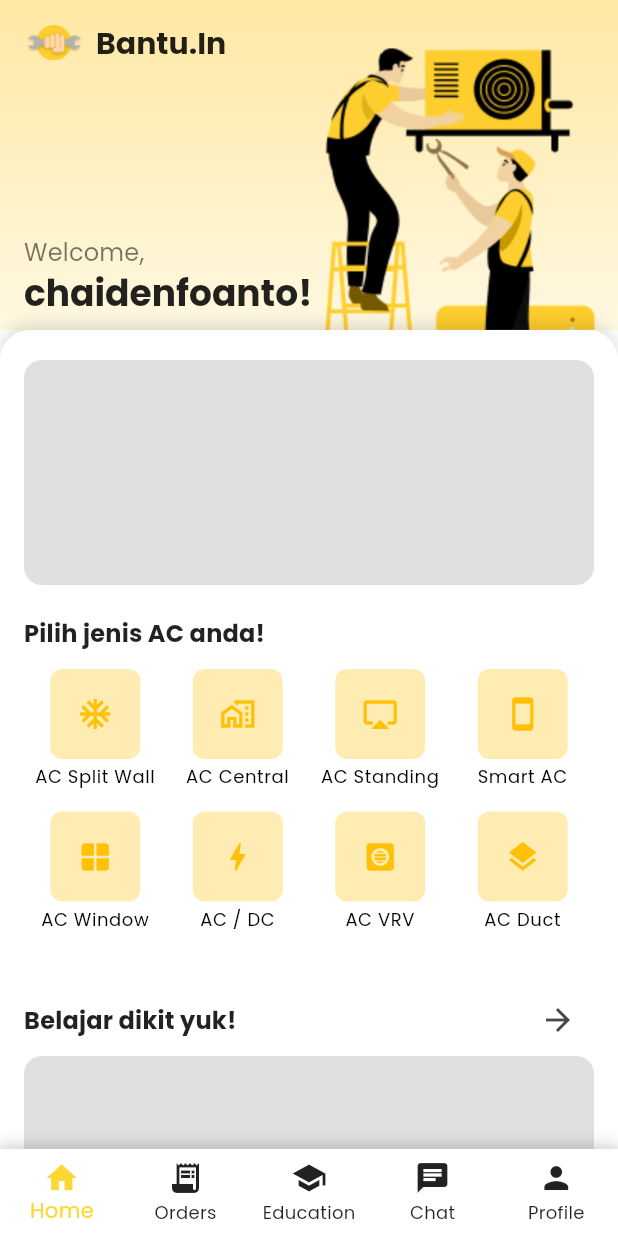
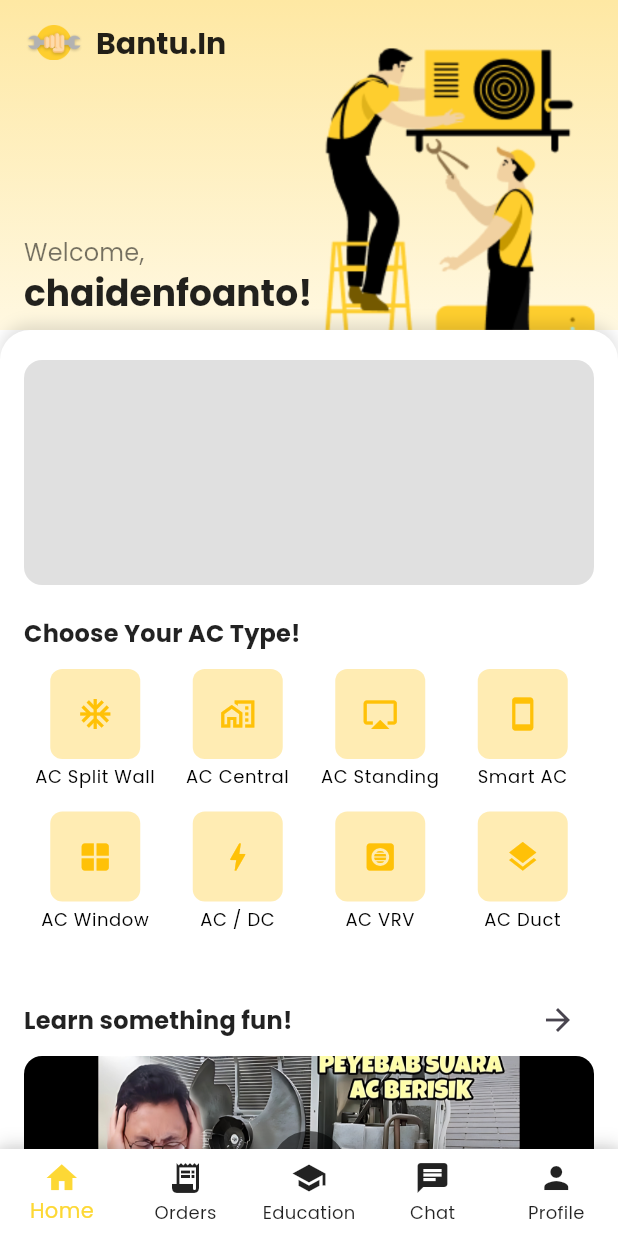
Before and after one commit to chaidenfoanto/Group-3_Bantu.In_FRONTEND, a Flutter app: the DashboardScreen screen opened by its route, on a phone screen of 412 x 824 dp. Run offline on Flutter 3.47's test engine with Material 3 defaults, Android fonts, the light colour scheme and no system bars; our stand-ins replace google_fonts, lottie, shared_preferences; accounts and stored records are empty.

Commit message:
dashboard modified

```diff
--- a/lib/dashboard.dart
+++ b/lib/dashboard.dart
@@ -1,5 +1,6 @@
 import 'package:flutter/material.dart';
 import 'package:front_end/widgets/navbar.dart' as navbar;
+import 'package:url_launcher/url_launcher.dart';
 
 class DashboardScreen extends StatefulWidget {
   const DashboardScreen({super.key});
@@ -124,7 +125,7 @@
       crossAxisAlignment: CrossAxisAlignment.start,
       children: [
         Text(
-          'Pilih jenis AC anda!',
+          'Choose Your AC Type!',
           style: Theme.of(context).textTheme.titleMedium?.copyWith(
                 fontWeight: FontWeight.bold,
                 color: Colors.black87,
@@ -167,7 +168,7 @@
           mainAxisAlignment: MainAxisAlignment.spaceBetween,
           children: [
             Text(
-              'Belajar dikit yuk!',
+              'Learn something fun!',
               style: Theme.of(context).textTheme.titleMedium?.copyWith(
                     fontWeight: FontWeight.bold,
                     color: Colors.black87,
@@ -179,11 +180,42 @@
             ),
           ],
         ),
-        Container(
-          height: 100,
-          decoration: BoxDecoration(
-            borderRadius: BorderRadius.circular(12),
-            color: Colors.grey.shade300,
+        GestureDetector(
+          onTap: () async {
+            const youtubeUrl = 'https://www.youtube.com/watch?v=swaHYDu84mc';
+            if (await canLaunchUrl(Uri.parse(youtubeUrl))) {
+              await launchUrl(Uri.parse(youtubeUrl),
+                  mode: LaunchMode.externalApplication);
+            } else {
+              throw 'Unable to open the video';
+            }
+          },
+          child: Stack(
+            alignment: Alignment.center,
+            children: [
+              ClipRRect(
+                borderRadius: BorderRadius.circular(12),
+                child: Image.asset(
+                  'assets/images/thumbnail-edukasi.png',
+                  height: 150,
+                  width: double.infinity,
+                  fit: BoxFit.cover,
+                ),
+              ),
+              Container(
+                height: 50,
+                width: 50,
+                decoration: BoxDecoration(
+                  color: Colors.black54,
+                  shape: BoxShape.circle,
+                ),
+                child: const Icon(
+                  Icons.play_arrow,
+                  color: Colors.white,
+                  size: 30,
+                ),
+              ),
+            ],
           ),
         ),
       ],
--- a/lib/orders.dart
+++ b/lib/orders.dart
@@ -40,12 +40,12 @@
                           ),
                       labelColor: Colors.black,
                       unselectedLabelColor: Colors.black,
-                      indicatorColor: Color(0xFFFECE2E), // Warna kuning
+                      indicatorColor: const Color(0xFFFECE2E), // Warna kuning
                       indicatorWeight: 3.0,
                       // unselectedLabelStyle: TextStyle( // Gaya teks untuk tab yang tidak aktif
                       //   fontWeight: FontWeight.normal,
                       // ),
-                      tabs: [
+                      tabs: const [
                         Tab(text: 'History'),
                         Tab(text: 'In Progress'),
                         Tab(text: 'Scheduled'),
--- a/pubspec.yaml
+++ b/pubspec.yaml
@@ -38,6 +38,7 @@
   # The following adds the Cupertino Icons font to your application.
   # Use with the CupertinoIcons class for iOS style icons.
   cupertino_icons: ^1.0.8
+  url_launcher: ^6.3.1
 
 dev_dependencies:
   flutter_test:
@@ -68,6 +69,7 @@
     - assets/images/home-illustration.png
     - assets/images/empty-order.png
     - assets/images/empty-chat.png
+    - assets/images/thumbnail-edukasi.png
     - assets/images/Logo-splashscreen.png
     - assets/flags/us.png
     - assets/flags/indonesia.png
```
Also changed, not shown: assets/images/thumbnail-edukasi.png (added), pubspec.lock, 15 other files.
